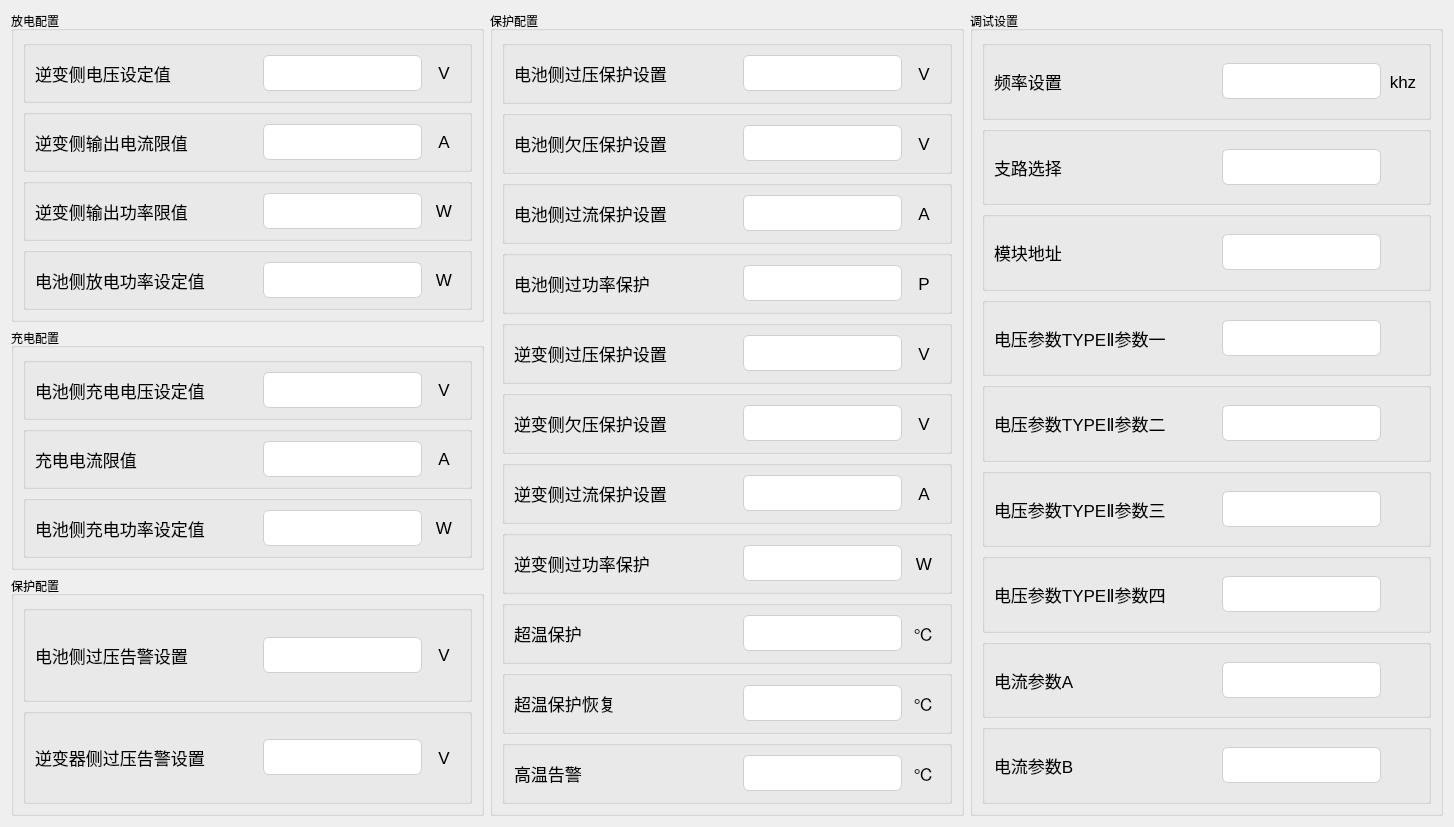
Before: the Qt Designer form tformconfig1.ui in Curtain-Wang/ModbusApp, drawn with Qt 5.
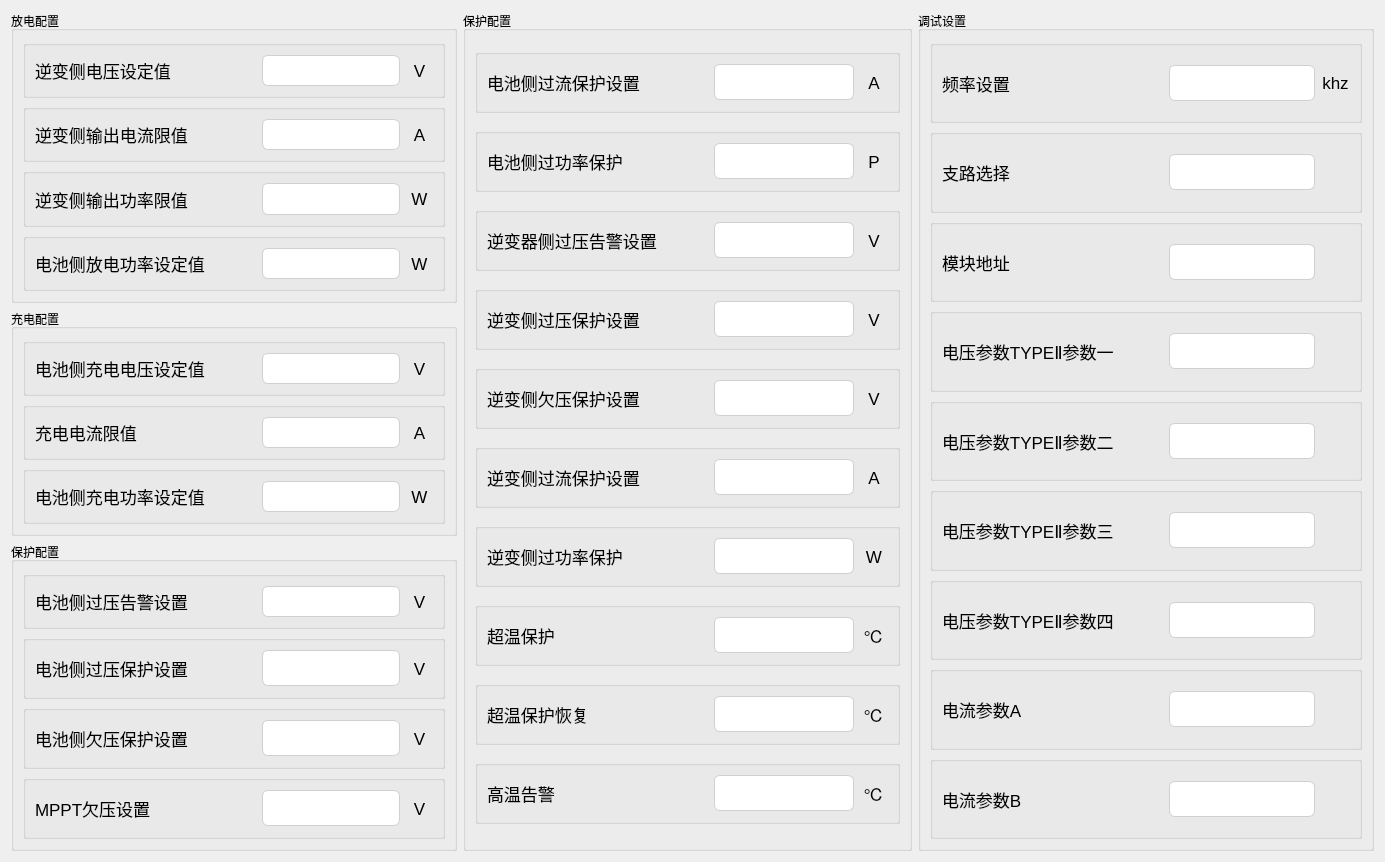
After: the same form once the commit is applied. Custom widgets are drawn as their Qt base class.

Commit message: 配置界面新增mppt欠压设置

Diff of the .ui file:
```diff
--- a/tformconfig1.ui
+++ b/tformconfig1.ui
@@ -6,8 +6,8 @@
    <rect>
     <x>0</x>
     <y>0</y>
-    <width>1454</width>
-    <height>824</height>
+    <width>1385</width>
+    <height>862</height>
    </rect>
   </property>
   <property name="windowTitle">
@@ -15,7 +15,7 @@
   </property>
   <layout class="QGridLayout" name="gridLayout_2">
    <item row="0" column="0">
-    <layout class="QVBoxLayout" name="verticalLayout_4">
+    <layout class="QVBoxLayout" name="verticalLayout_5">
      <item>
       <widget class="QGroupBox" name="groupBox_2">
        <property name="title">
@@ -704,7 +704,7 @@
        <property name="title">
         <string>保护配置</string>
        </property>
-       <layout class="QVBoxLayout" name="verticalLayout_5">
+       <layout class="QVBoxLayout" name="verticalLayout_3">
         <item>
          <widget class="QGroupBox" name="groupBox_36">
           <property name="title">
@@ -801,112 +801,6 @@
          </widget>
         </item>
         <item>
-         <widget class="QGroupBox" name="groupBox_37">
-          <property name="title">
-           <string/>
-          </property>
-          <layout class="QHBoxLayout" name="horizontalLayout_45" stretch="7,5,1">
-           <item>
-            <widget class="QLabel" name="label_89">
-             <property name="minimumSize">
-              <size>
-               <width>221</width>
-               <height>31</height>
-              </size>
-             </property>
-             <property name="font">
-              <font>
-               <pointsize>13</pointsize>
-              </font>
-             </property>
-             <property name="text">
-              <string>逆变器侧过压告警设置</string>
-             </property>
-             <property name="alignment">
-              <set>Qt::AlignLeading|Qt::AlignLeft|Qt::AlignVCenter</set>
-             </property>
-            </widget>
-           </item>
-           <item>
-            <widget class="MyLineEdit" name="h16909">
-             <property name="minimumSize">
-              <size>
-               <width>0</width>
-               <height>31</height>
-              </size>
-             </property>
-             <property name="styleSheet">
-              <string notr="true">QLineEdit {
-    /* 苹果风格的数据展示LineEdit */
-    border: 1px solid #D0D0D0;                  /* 浅灰色边框，模仿macOS的细边框 */
-    border-radius: 6px;                         /* 圆角，符合macOS设计 */
-    padding: 8px 12px;                         /* 内边距，提供舒适的阅读空间 */
-    background-color: #FFFFFF;                 /* 白色背景 */
-    color: #333333;                            /* 深灰色文字，提高可读性 */
-    font-family: &quot;SF Pro Text&quot;, &quot;Helvetica Neue&quot;, &quot;Lucida Grande&quot;, sans-serif; /* macOS系统字体栈 */
-    font-size: 14px;                           /* 默认字体大小 */
-    selection-background-color: #007AFF;       /* 选中文本高亮色 (macOS蓝色) */
-    selection-color: #FFFFFF;                  /* 选中文本颜色 (白色) */
-
-    /* 只读状态下的特殊样式 */
-    /* 注意：Qt中通常使用 setReadOnly(true) 来实现只读，但QSS可以定义其外观 */
-}
-
-/* 当LineEdit获得焦点时 (对于数据展示框，如果不需要焦点效果，可以省略或弱化) */
-QLineEdit:focus {
-    border: 1px solid #007AFF;                 /* 获得焦点时边框变为蓝色 */
-    /* 如果作为纯展示框，也可以移除焦点边框变化 */
-    /* border: 1px solid #D0D0D0; */
-}
-
-/* 禁用状态下的样式 (如果用于展示不可变数据) */
-QLineEdit:disabled {
-    background-color: #F5F5F7;                 /* macOS禁用元素背景色 */
-    color: #A0A0A0;                            /* 禁用文字颜色 */
-    border: 1px solid #E0E0E0;                 /* 禁用边框颜色 */
-}</string>
-             </property>
-             <property name="readOnly">
-              <bool>true</bool>
-             </property>
-            </widget>
-           </item>
-           <item>
-            <widget class="QLabel" name="label_90">
-             <property name="minimumSize">
-              <size>
-               <width>0</width>
-               <height>31</height>
-              </size>
-             </property>
-             <property name="font">
-              <font>
-               <pointsize>13</pointsize>
-              </font>
-             </property>
-             <property name="text">
-              <string>V</string>
-             </property>
-             <property name="alignment">
-              <set>Qt::AlignCenter</set>
-             </property>
-            </widget>
-           </item>
-          </layout>
-         </widget>
-        </item>
-       </layout>
-      </widget>
-     </item>
-    </layout>
-   </item>
-   <item row="0" column="1">
-    <widget class="QGroupBox" name="groupBox_3">
-     <property name="title">
-      <string>保护配置</string>
-     </property>
-     <layout class="QVBoxLayout" name="verticalLayout_3">
-      <item>
        <widget class="QGroupBox" name="groupBox_11">
         <property name="minimumSize">
          <size>
@@ -1121,6 +1015,124 @@
        </widget>
       </item>
       <item>
+         <widget class="QGroupBox" name="groupBox_38">
+          <property name="minimumSize">
+           <size>
+            <width>0</width>
+            <height>64</height>
+           </size>
+          </property>
+          <property name="maximumSize">
+           <size>
+            <width>16777215</width>
+            <height>64</height>
+           </size>
+          </property>
+          <property name="title">
+           <string/>
+          </property>
+          <layout class="QHBoxLayout" name="horizontalLayout_46" stretch="7,5,1">
+           <item>
+            <widget class="QLabel" name="label_91">
+             <property name="minimumSize">
+              <size>
+               <width>221</width>
+               <height>31</height>
+              </size>
+             </property>
+             <property name="font">
+              <font>
+               <pointsize>13</pointsize>
+              </font>
+             </property>
+             <property name="text">
+              <string>MPPT欠压设置</string>
+             </property>
+             <property name="alignment">
+              <set>Qt::AlignLeading|Qt::AlignLeft|Qt::AlignVCenter</set>
+             </property>
+            </widget>
+           </item>
+           <item>
+            <widget class="MyLineEdit" name="h16910">
+             <property name="minimumSize">
+              <size>
+               <width>0</width>
+               <height>31</height>
+              </size>
+             </property>
+             <property name="styleSheet">
+              <string notr="true">QLineEdit {
+    /* 苹果风格的数据展示LineEdit */
+    border: 1px solid #D0D0D0;                  /* 浅灰色边框，模仿macOS的细边框 */
+    border-radius: 6px;                         /* 圆角，符合macOS设计 */
+    padding: 8px 12px;                         /* 内边距，提供舒适的阅读空间 */
+    background-color: #FFFFFF;                 /* 白色背景 */
+    color: #333333;                            /* 深灰色文字，提高可读性 */
+    font-family: &quot;SF Pro Text&quot;, &quot;Helvetica Neue&quot;, &quot;Lucida Grande&quot;, sans-serif; /* macOS系统字体栈 */
+    font-size: 14px;                           /* 默认字体大小 */
+    selection-background-color: #007AFF;       /* 选中文本高亮色 (macOS蓝色) */
+    selection-color: #FFFFFF;                  /* 选中文本颜色 (白色) */
+
+    /* 只读状态下的特殊样式 */
+    /* 注意：Qt中通常使用 setReadOnly(true) 来实现只读，但QSS可以定义其外观 */
+}
+
+/* 当LineEdit获得焦点时 (对于数据展示框，如果不需要焦点效果，可以省略或弱化) */
+QLineEdit:focus {
+    border: 1px solid #007AFF;                 /* 获得焦点时边框变为蓝色 */
+    /* 如果作为纯展示框，也可以移除焦点边框变化 */
+    /* border: 1px solid #D0D0D0; */
+}
+
+/* 禁用状态下的样式 (如果用于展示不可变数据) */
+QLineEdit:disabled {
+    background-color: #F5F5F7;                 /* macOS禁用元素背景色 */
+    color: #A0A0A0;                            /* 禁用文字颜色 */
+    border: 1px solid #E0E0E0;                 /* 禁用边框颜色 */
+}</string>
+             </property>
+             <property name="readOnly">
+              <bool>true</bool>
+             </property>
+            </widget>
+           </item>
+           <item>
+            <widget class="QLabel" name="label_92">
+             <property name="minimumSize">
+              <size>
+               <width>0</width>
+               <height>31</height>
+              </size>
+             </property>
+             <property name="font">
+              <font>
+               <pointsize>13</pointsize>
+              </font>
+             </property>
+             <property name="text">
+              <string>V</string>
+             </property>
+             <property name="alignment">
+              <set>Qt::AlignCenter</set>
+             </property>
+            </widget>
+           </item>
+          </layout>
+         </widget>
+        </item>
+       </layout>
+      </widget>
+     </item>
+    </layout>
+   </item>
+   <item row="0" column="1">
+    <widget class="QGroupBox" name="groupBox_3">
+     <property name="title">
+      <string>保护配置</string>
+     </property>
+     <layout class="QVBoxLayout" name="verticalLayout_4">
+      <item>
        <widget class="QGroupBox" name="groupBox_20">
         <property name="minimumSize">
          <size>
@@ -1334,6 +1346,113 @@
         </layout>
        </widget>
       </item>
+      <item>
+       <widget class="QGroupBox" name="groupBox_37">
+        <property name="minimumSize">
+         <size>
+          <width>0</width>
+          <height>64</height>
+         </size>
+        </property>
+        <property name="maximumSize">
+         <size>
+          <width>16777215</width>
+          <height>64</height>
+         </size>
+        </property>
+        <property name="title">
+         <string/>
+        </property>
+        <layout class="QHBoxLayout" name="horizontalLayout_45" stretch="7,5,1">
+         <item>
+          <widget class="QLabel" name="label_89">
+           <property name="minimumSize">
+            <size>
+             <width>221</width>
+             <height>31</height>
+            </size>
+           </property>
+           <property name="font">
+            <font>
+             <pointsize>13</pointsize>
+            </font>
+           </property>
+           <property name="text">
+            <string>逆变器侧过压告警设置</string>
+           </property>
+           <property name="alignment">
+            <set>Qt::AlignLeading|Qt::AlignLeft|Qt::AlignVCenter</set>
+           </property>
+          </widget>
+         </item>
+         <item>
+          <widget class="MyLineEdit" name="h16909">
+           <property name="minimumSize">
+            <size>
+             <width>0</width>
+             <height>31</height>
+            </size>
+           </property>
+           <property name="styleSheet">
+            <string notr="true">QLineEdit {
+    /* 苹果风格的数据展示LineEdit */
+    border: 1px solid #D0D0D0;                  /* 浅灰色边框，模仿macOS的细边框 */
+    border-radius: 6px;                         /* 圆角，符合macOS设计 */
+    padding: 8px 12px;                         /* 内边距，提供舒适的阅读空间 */
+    background-color: #FFFFFF;                 /* 白色背景 */
+    color: #333333;                            /* 深灰色文字，提高可读性 */
+    font-family: &quot;SF Pro Text&quot;, &quot;Helvetica Neue&quot;, &quot;Lucida Grande&quot;, sans-serif; /* macOS系统字体栈 */
+    font-size: 14px;                           /* 默认字体大小 */
+    selection-background-color: #007AFF;       /* 选中文本高亮色 (macOS蓝色) */
+    selection-color: #FFFFFF;                  /* 选中文本颜色 (白色) */
+
+    /* 只读状态下的特殊样式 */
+    /* 注意：Qt中通常使用 setReadOnly(true) 来实现只读，但QSS可以定义其外观 */
+}
+
+/* 当LineEdit获得焦点时 (对于数据展示框，如果不需要焦点效果，可以省略或弱化) */
+QLineEdit:focus {
+    border: 1px solid #007AFF;                 /* 获得焦点时边框变为蓝色 */
+    /* 如果作为纯展示框，也可以移除焦点边框变化 */
+    /* border: 1px solid #D0D0D0; */
+}
+
+/* 禁用状态下的样式 (如果用于展示不可变数据) */
+QLineEdit:disabled {
+    background-color: #F5F5F7;                 /* macOS禁用元素背景色 */
+    color: #A0A0A0;                            /* 禁用文字颜色 */
+    border: 1px solid #E0E0E0;                 /* 禁用边框颜色 */
+}</string>
+           </property>
+           <property name="readOnly">
+            <bool>true</bool>
+           </property>
+          </widget>
+         </item>
+         <item>
+          <widget class="QLabel" name="label_90">
+           <property name="minimumSize">
+            <size>
+             <width>0</width>
+             <height>31</height>
+            </size>
+           </property>
+           <property name="font">
+            <font>
+             <pointsize>13</pointsize>
+            </font>
+           </property>
+           <property name="text">
+            <string>V</string>
+           </property>
+           <property name="alignment">
+            <set>Qt::AlignCenter</set>
+           </property>
+          </widget>
+         </item>
+        </layout>
+       </widget>
+      </item>
       <item>
        <widget class="QGroupBox" name="groupBox_22">
         <property name="minimumSize">
```
Lines whose indentation alone changed are shown as unchanged.
